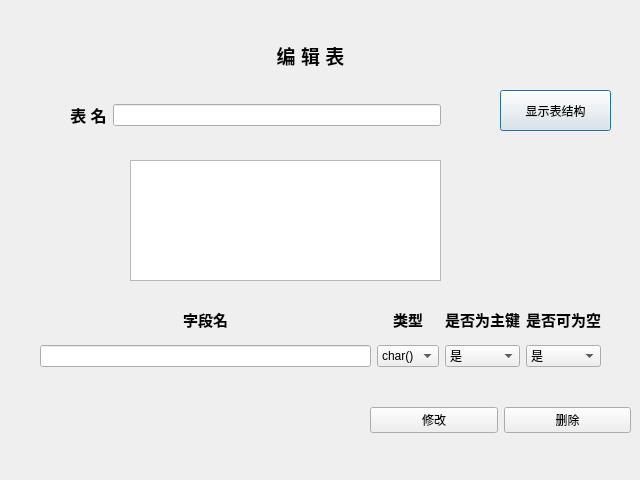
The window that DBMS/changetablewindow.ui (Rainysponge/DBMS) describes before a commit, drawn with Qt 5.
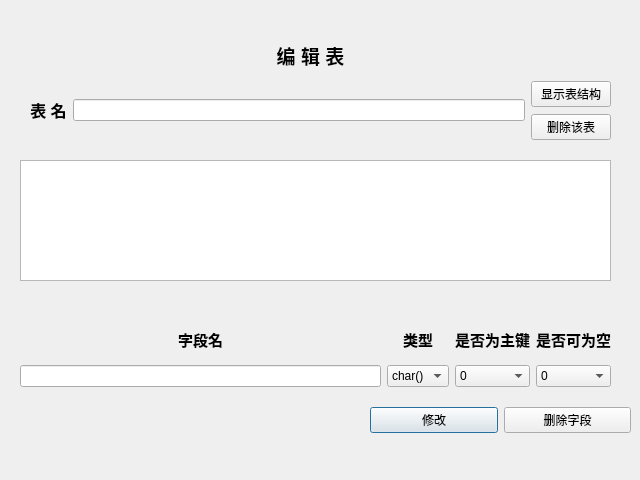
The same window after the commit.

Commit message: 修改表结构，之后做写数据和用户

```diff
--- a/DBMS/changetablewindow.ui
+++ b/DBMS/changetablewindow.ui
@@ -26,25 +26,12 @@
     <string>&lt;html&gt;&lt;head/&gt;&lt;body&gt;&lt;p align=&quot;center&quot;&gt;&lt;span style=&quot; font-size:14pt; font-weight:600;&quot;&gt;编 辑 表&lt;/span&gt;&lt;/p&gt;&lt;/body&gt;&lt;/html&gt;</string>
    </property>
   </widget>
-  <widget class="QPushButton" name="pushButtonShowTable">
+  <widget class="QTextBrowser" name="TableStructionText">
    <property name="geometry">
     <rect>
-     <x>500</x>
-     <y>90</y>
-     <width>111</width>
-     <height>41</height>
-    </rect>
-   </property>
-   <property name="text">
-    <string>显示表结构</string>
-   </property>
-  </widget>
-  <widget class="QTextBrowser" name="textBrowser">
-   <property name="geometry">
-    <rect>
-     <x>130</x>
+     <x>20</x>
      <y>160</y>
-     <width>311</width>
+     <width>591</width>
      <height>121</height>
     </rect>
    </property>
@@ -52,9 +39,9 @@
   <widget class="QWidget" name="layoutWidget">
    <property name="geometry">
     <rect>
-     <x>40</x>
-     <y>300</y>
-     <width>561</width>
+     <x>20</x>
+     <y>320</y>
+     <width>591</width>
      <height>67</height>
     </rect>
    </property>
@@ -82,7 +69,7 @@
      <widget class="QComboBox" name="comboBoxNULL">
       <item>
        <property name="text">
-        <string>是</string>
+        <string>0</string>
        </property>
       </item>
       <item>
@@ -106,7 +93,7 @@
      <widget class="QComboBox" name="comboBoxPrimary">
       <item>
        <property name="text">
-        <string>是</string>
+        <string>0</string>
        </property>
       </item>
       <item>
@@ -139,29 +126,7 @@
     </item>
    </layout>
   </widget>
-  <widget class="QWidget" name="">
-   <property name="geometry">
-    <rect>
-     <x>70</x>
-     <y>90</y>
-     <width>371</width>
-     <height>51</height>
-    </rect>
-   </property>
-   <layout class="QHBoxLayout" name="horizontalLayout">
-    <item>
-     <widget class="QLabel" name="label_2">
-      <property name="text">
-       <string>&lt;html&gt;&lt;head/&gt;&lt;body&gt;&lt;p align=&quot;center&quot;&gt;&lt;span style=&quot; font-size:12pt; font-weight:600;&quot;&gt;表   名&lt;/span&gt;&lt;/p&gt;&lt;/body&gt;&lt;/html&gt;</string>
-      </property>
-     </widget>
-    </item>
-    <item>
-     <widget class="QLineEdit" name="lineEditTableName"/>
-    </item>
-   </layout>
-  </widget>
-  <widget class="QWidget" name="">
+  <widget class="QWidget" name="layoutWidget">
    <property name="geometry">
     <rect>
      <x>370</x>
@@ -181,7 +146,47 @@
     <item>
      <widget class="QPushButton" name="pushButtonDel">
       <property name="text">
-       <string>删除</string>
+       <string>删除字段</string>
+      </property>
+     </widget>
+    </item>
+   </layout>
+  </widget>
+  <widget class="QWidget" name="">
+   <property name="geometry">
+    <rect>
+     <x>30</x>
+     <y>80</y>
+     <width>581</width>
+     <height>61</height>
+    </rect>
+   </property>
+   <layout class="QGridLayout" name="gridLayout_2">
+    <item row="0" column="0" rowspan="2">
+     <layout class="QHBoxLayout" name="horizontalLayout">
+      <item>
+       <widget class="QLabel" name="label_2">
+        <property name="text">
+         <string>&lt;html&gt;&lt;head/&gt;&lt;body&gt;&lt;p align=&quot;center&quot;&gt;&lt;span style=&quot; font-size:12pt; font-weight:600;&quot;&gt;表   名&lt;/span&gt;&lt;/p&gt;&lt;/body&gt;&lt;/html&gt;</string>
+        </property>
+       </widget>
+      </item>
+      <item>
+       <widget class="QLineEdit" name="tableNameEdit"/>
+      </item>
+     </layout>
+    </item>
+    <item row="0" column="1">
+     <widget class="QPushButton" name="pushButtonShowTable">
+      <property name="text">
+       <string>显示表结构</string>
+      </property>
+     </widget>
+    </item>
+    <item row="1" column="1">
+     <widget class="QPushButton" name="pushButtonDelTable">
+      <property name="text">
+       <string>删除该表</string>
       </property>
      </widget>
     </item>
```
Left out of the diff: 4 changed lines with no effect on the pictures. The commit also changes 18 other files.
